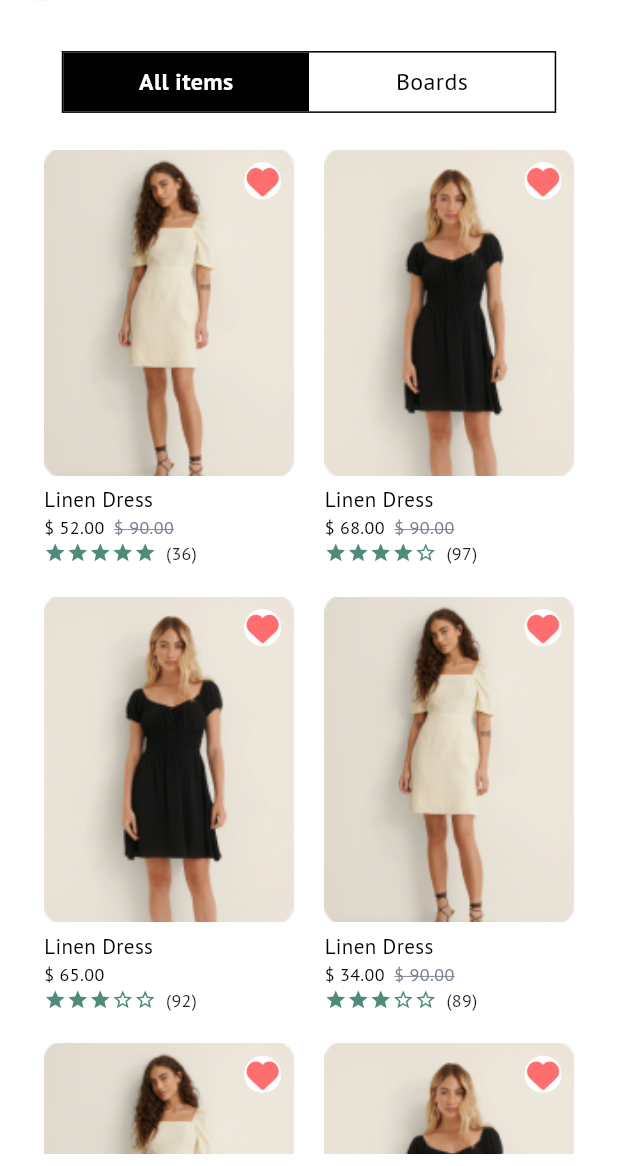
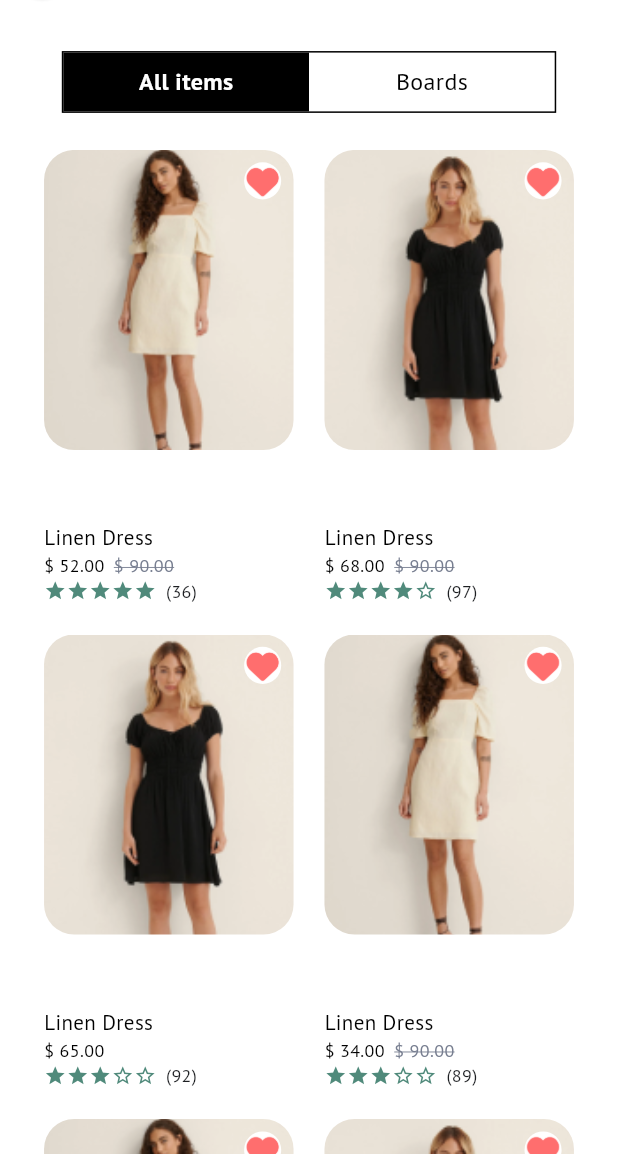
Before and after one commit to Sahil19058/e-com, a Flutter app: the MyWishlistScreen screen opened by its route, on a phone screen of 412 x 824 dp, the part 70-1236 px from its top. Run offline on Flutter 3.47's test engine with Material 3 defaults, Android fonts, the phone set to English and light mode, and no system bars; drawn by our look-alikes of flutter_rating_bar; our stand-ins replace device_preview, dotted_decoration, firebase_auth, firebase_core, flutter_svg, flutter_svg_provider and 5 more; missing offline and left inert: u_credit_card; accounts and stored records are empty.

Commit message:
21/05/2025

```diff
--- a/lib/constant/routes.dart
+++ b/lib/constant/routes.dart
@@ -5,6 +5,7 @@ import '../view/auth/login_screen.dart';
 import '../view/auth/newpass_screen.dart';
 import '../view/auth/otp_screen.dart';
 import '../view/auth/signup_screen.dart';
+import '../view/dashboard/catagory_pages/womencategory_binding.dart';
 import '../view/dashboard/drawer/setting_notification_screen.dart';
 import '../view/dashboard/drawer/setting_screen.dart';
 import '../view/dashboard/dresses_screen.dart';
@@ -55,7 +56,8 @@ class AppRoutes {
     ),
     GetPage(
         name: RouteName.homeScreen,
-        page: () => const HomeScreen()
+        page: () => const HomeScreen(),
+        binding: WomenCategory()
     ),
     GetPage(
         name: RouteName.dressesScreen,
--- a/lib/view/dashboard/catagory_pages/womencategory_screen.dart
+++ b/lib/view/dashboard/catagory_pages/womencategory_screen.dart
@@ -6,10 +6,10 @@ import '../../../utils/appcolor.dart';
 import '../../../utils/appimage.dart';
 import '../../../utils/apptextstyle.dart';
 
-class WomenCateGoryScreen extends StatelessWidget {
-  WomenCateGoryScreen({super.key});
+class WomenCateGoryScreen extends GetView<WomenCategoryController> {
 
-  final WomenCategoryController controller = Get.put(WomenCategoryController());
+  const WomenCateGoryScreen({super.key});
+
 
   @override
   Widget build(BuildContext context) {
--- a/lib/view/dashboard/category_selector.dart
+++ b/lib/view/dashboard/category_selector.dart
@@ -82,7 +82,7 @@ class CategorySelector extends StatelessWidget {
           child: Obx(() {
             switch (controller.selectedIndex.value) {
               case 0:
-                return WomenCateGoryScreen();
+                return const WomenCateGoryScreen();
               case 1:
                 return const Center(child: Text("Men", style: TextStyle(fontSize: 18)));
               case 2:
--- a/lib/view/dashboard/dresses_screen.dart
+++ b/lib/view/dashboard/dresses_screen.dart
@@ -143,7 +143,7 @@ class DressesScreen extends StatelessWidget {
                                 itemCount: 5,
                                 itemSize: 15.0,
                                 ratingWidget: RatingWidget(
-                                  full: const Icon(Icons.star,color: AppColor.ratingStarColor,),     // full star
+                                  full: const Icon(Icons.star,color: AppColor.ratingStarColor,),  // full star
                                   empty: const Icon(Icons.star_border, color: AppColor.ratingStarColor,),
                                   half: const Image(image: Svg(AppImage.outlineStarIcon)), // outlined star
                                 ),
--- a/lib/view/dashboard/profile/wishlist/all_items_screen.dart
+++ b/lib/view/dashboard/profile/wishlist/all_items_screen.dart
@@ -17,10 +17,8 @@ class AllItemsScreen extends StatelessWidget {
     final DressesController controller = Get.put(DressesController());
 
     final screenWidth = MediaQuery.of(context).size.width;
-
     final crossAxisCount = (screenWidth / 180).floor().clamp(2, 4);
-
-    final childAspectRatio = screenWidth < 600 ? 0.6 : 0.65;
+    final childAspectRatio = screenWidth < 600 ? 0.55 : 0.65;
 
     return Flexible(
       child: Padding(
@@ -48,11 +46,16 @@ class AllItemsScreen extends StatelessWidget {
                   Expanded(
                     child: Stack(
                       children: [
-                        Image(
-                          image: AssetImage(
-                              controller.allProducts[index].productImage),
-                          fit: BoxFit.cover, // Ensure image scales properly
-                          width: double.infinity,
+                        Container(height: 200,
+                          width: 200,
+                          decoration: BoxDecoration(
+                            borderRadius: BorderRadius.circular(20),
+                            image: DecorationImage(
+                              image: AssetImage(
+                                  controller.allProducts[index].productImage),
+                              fit: BoxFit.cover, // Ensure image scales properly
+                            )
+                          ),
                         ),
                         Positioned(
                           right: screenWidth * 0.02,
```
Also changed, not shown: lib/view/dashboard/catagory_pages/womencategory_binding.dart (added, +9 -0 lines), lib/view/dashboard/discover_screen.dart (+3 -4 lines).
